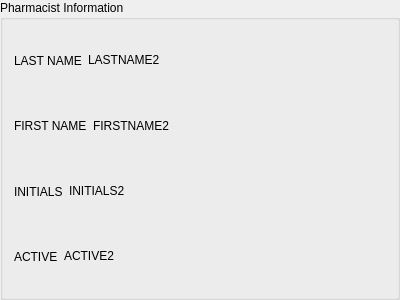
Old version of the form src/db/pharmacistgroupbox.ui in the repository kyledevans/Medicine-Track.
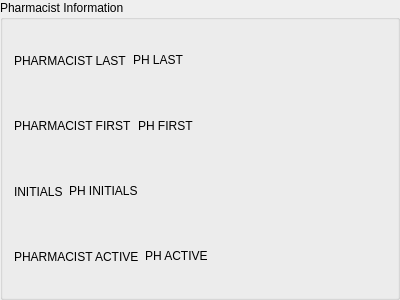
New version of the form.

```diff
--- a/src/db/pharmacistgroupbox.ui
+++ b/src/db/pharmacistgroupbox.ui
@@ -19,14 +19,14 @@
      <item>
       <widget class="QLabel" name="lastTitle">
        <property name="text">
-        <string>LAST NAME</string>
+        <string comment="PHARMACIST LAST DISPLAY LABEL">PHARMACIST LAST</string>
        </property>
       </widget>
      </item>
      <item>
       <widget class="QLabel" name="lastLabel">
        <property name="text">
-        <string notr="true">LASTNAME2</string>
+        <string notr="true">PH LAST</string>
        </property>
        <property name="textInteractionFlags">
         <set>Qt::LinksAccessibleByMouse|Qt::TextSelectableByMouse</set>
@@ -53,14 +53,14 @@
      <item>
       <widget class="QLabel" name="firstTitle">
        <property name="text">
-        <string>FIRST NAME</string>
+        <string comment="PHARMACIST FIRST DISPLAY LABEL">PHARMACIST FIRST</string>
        </property>
       </widget>
      </item>
      <item>
       <widget class="QLabel" name="firstLabel">
        <property name="text">
-        <string notr="true">FIRSTNAME2</string>
+        <string notr="true">PH FIRST</string>
        </property>
        <property name="textInteractionFlags">
         <set>Qt::LinksAccessibleByMouse|Qt::TextSelectableByMouse</set>
@@ -94,7 +94,7 @@
      <item>
       <widget class="QLabel" name="initialsLabel">
        <property name="text">
-        <string notr="true">INITIALS2</string>
+        <string notr="true">PH INITIALS</string>
        </property>
        <property name="textInteractionFlags">
         <set>Qt::LinksAccessibleByMouse|Qt::TextSelectableByMouse</set>
@@ -121,14 +121,14 @@
      <item>
       <widget class="QLabel" name="activeTitle">
        <property name="text">
-        <string>ACTIVE</string>
+        <string comment="PHARMACIST ACTIVE DISPLAY LABEL">PHARMACIST ACTIVE</string>
        </property>
       </widget>
      </item>
      <item>
       <widget class="QLabel" name="activeLabel">
        <property name="text">
-        <string notr="true">ACTIVE2</string>
+        <string notr="true">PH ACTIVE</string>
        </property>
        <property name="textInteractionFlags">
         <set>Qt::LinksAccessibleByMouse|Qt::TextSelectableByMouse</set>
```
Left out of the diff: 26 changed lines with no effect on the pictures.
